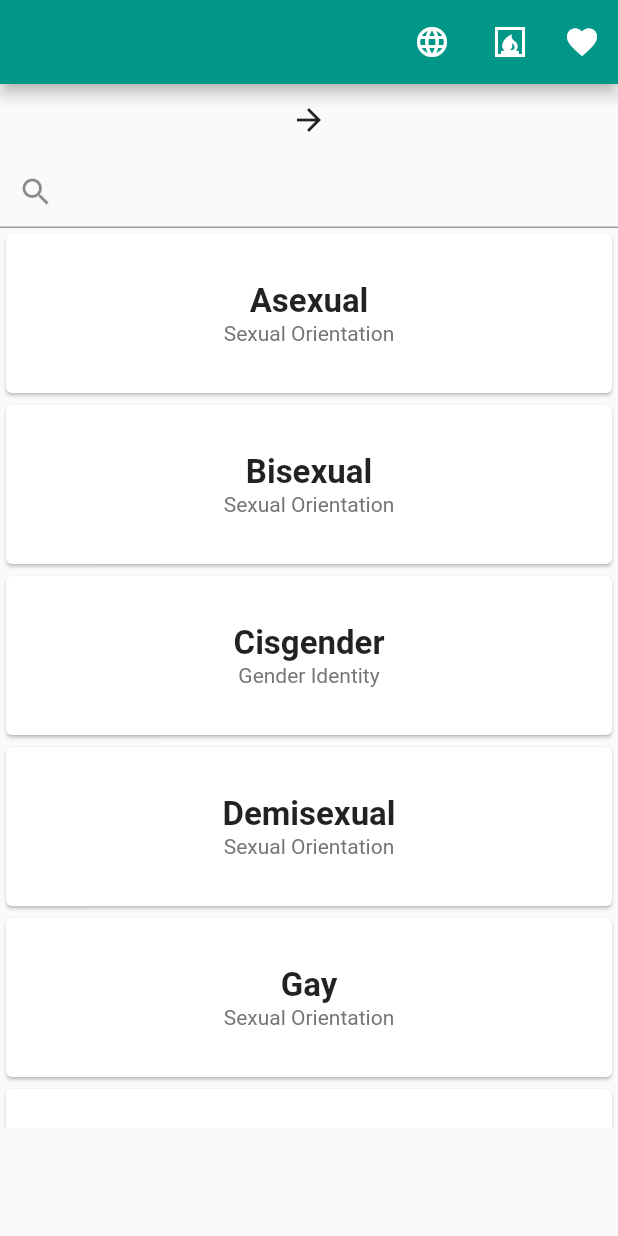
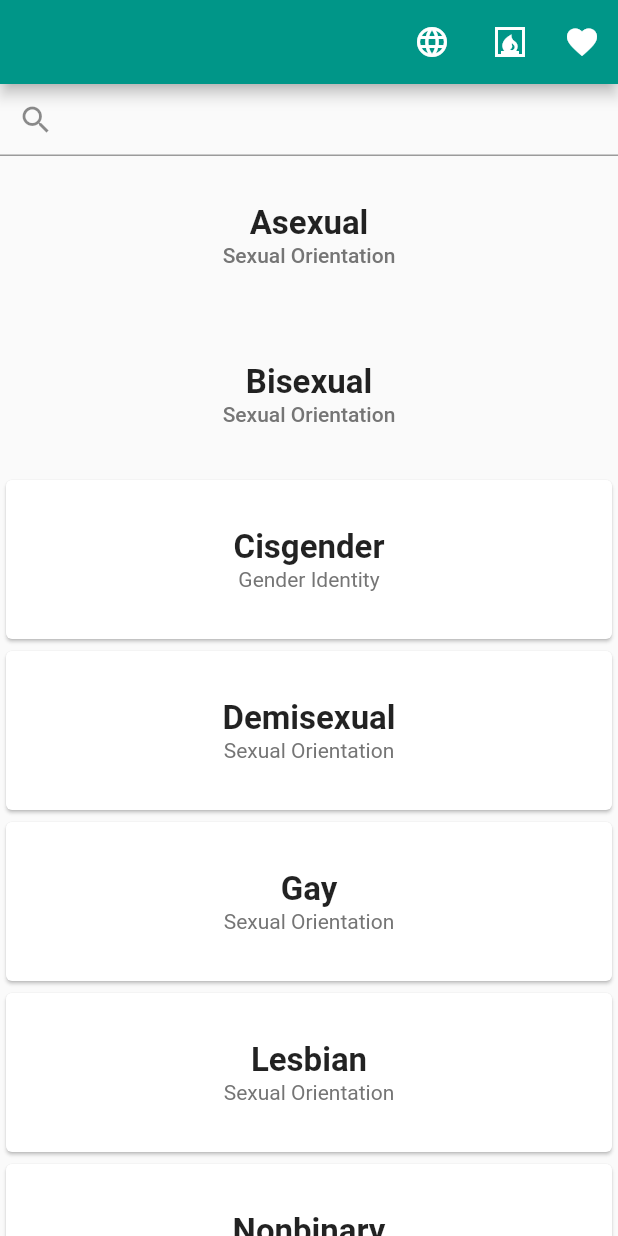
Before and after one commit to heyfei7/qwerhack2021, a Flutter app: the screen it shows after launch, on a phone screen of 412 x 824 dp. Run offline on Flutter 3.47's test engine with Material 2 defaults, Android fonts, the phone set to English and light mode, and no system bars; our stand-ins replace sqflite, webview_flutter; missing offline and left inert: flag, translator; accounts and stored records are empty.

```diff
--- a/just_fire_qwer_hacks/lib/languageHotSwap.dart
+++ b/just_fire_qwer_hacks/lib/languageHotSwap.dart
@@ -4,6 +4,11 @@ import 'package:just_fire_qwer_hacks/langModel.dart';
 import 'package:just_fire_qwer_hacks/localization.dart';
 
 class HotswapLangButton extends StatelessWidget {
+  String content;
+  HotswapLangButton(String c) {
+    content = c;
+  }
+
   @override
   Widget build(BuildContext context) {
     return IconButton(
@@ -53,7 +58,7 @@ class _HotswapLangState extends State<HotswapLang> {
         langList.add(
           FlatButton(
             onPressed: () {
-              LanguageManager.currentLang = key;
+              LanguageManager.nLang = key;
               Navigator.pop(context);
             },
             child: Text(abrevs[key]),
--- a/just_fire_qwer_hacks/lib/listInSearch.dart
+++ b/just_fire_qwer_hacks/lib/listInSearch.dart
@@ -1,8 +1,9 @@
 import 'package:flutter/material.dart';
 
-List<Widget> buildList() {
+List<Widget> buildList(BuildContext context) {
   return [
-    Card(
+    FlatButton(
+      onPressed: () {},
       child: Padding(
         padding: const EdgeInsets.only(
             top: 32.0, bottom: 32.0, left: 16.0, right: 16.0),
@@ -20,7 +21,10 @@ List<Widget> buildList() {
         ),
       ),
     ),
-    Card(
+    FlatButton(
+      onPressed: () {
+        Navigator.pushNamed(context, "/article");
+      },
       child: Padding(
         padding: const EdgeInsets.only(
             top: 32.0, bottom: 32.0, left: 16.0, right: 16.0),
--- a/just_fire_qwer_hacks/lib/localization.dart
+++ b/just_fire_qwer_hacks/lib/localization.dart
@@ -10,6 +10,7 @@ Future<String> _translateText({String input, String from, String to}) async {
 
 class LanguageManager {
   static String currentLang = "en";
+  static String nLang = "en";
 
   static Future<String> changeActiveLanguage(
       String textBlock, String newLangAbbrev) async {
--- a/just_fire_qwer_hacks/lib/main.dart
+++ b/just_fire_qwer_hacks/lib/main.dart
@@ -69,15 +69,7 @@ class _HomePageState extends State<HomePage> {
 
   searchResultsList() {
     setState(() {
-      _resultsList = buildList();
-    });
-  }
-
-  int _counter = 0;
-
-  void _incrementCounter() {
-    setState(() {
-      _counter++;
+      _resultsList = buildList(context);
     });
   }
 
@@ -110,7 +102,7 @@ class _HomePageState extends State<HomePage> {
                       );
                     });
               }),
-          HotswapLangButton(),
+          HotswapLangButton("notyetimplemented"),
           IconButton(
               icon: Icon(Icons.favorite),
               onPressed: () {
@@ -121,22 +113,28 @@ class _HomePageState extends State<HomePage> {
       body: Center(
         child: Column(
           children: <Widget>[
-            IconButton(
-              icon: Icon(Icons.arrow_forward),
-              onPressed: () {
-                Navigator.pushNamed(context, "/article");
-              },
-            ),
             TextField(
               controller: _searchController,
               decoration: InputDecoration(prefixIcon: Icon(Icons.search)),
               //decoration: InputDecoration(hintText: 'Search...'),
             ),
-            Container(height: 600.0, child: ListView(children: buildList())),
+            Expanded(
+              child: ListView.builder(
+                shrinkWrap: true,
+                itemCount: 10,
+                itemBuilder: (context, index) {
+                  return buildList(context)[index];
+                },
+              ),
+            ),
           ],
         ),
       ),
     );
+  }
+
+  void filterSearchResults(String query) {
+    List<String> dummyList = [];
   }
 }
 
```
Also changed, not shown: just_fire_qwer_hacks/lib/article.dart (+14 -16 lines).
